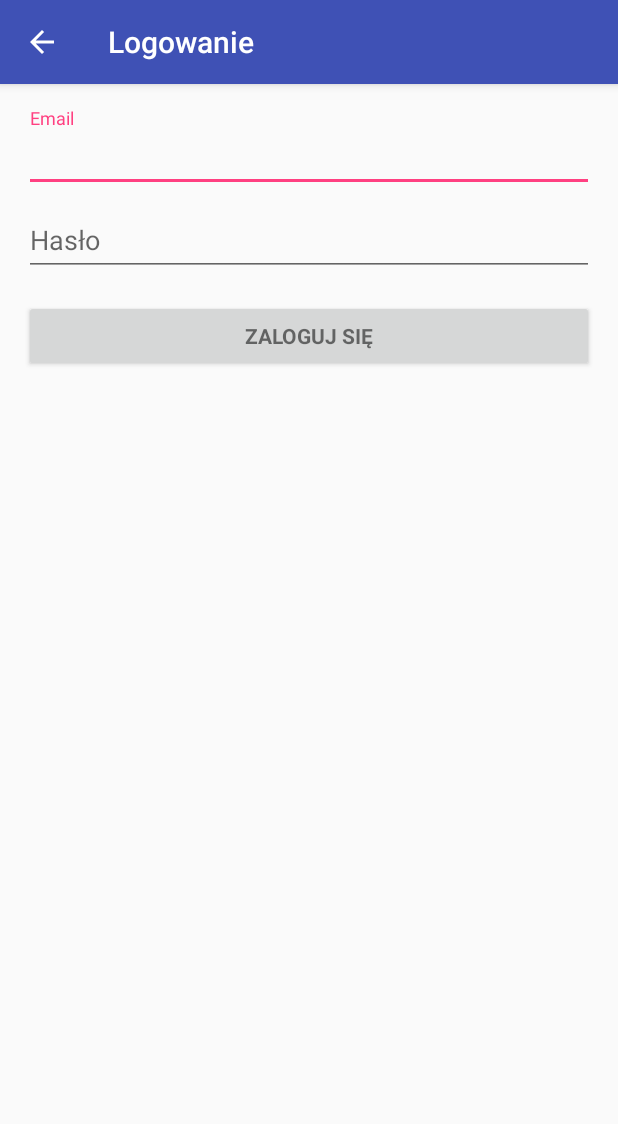
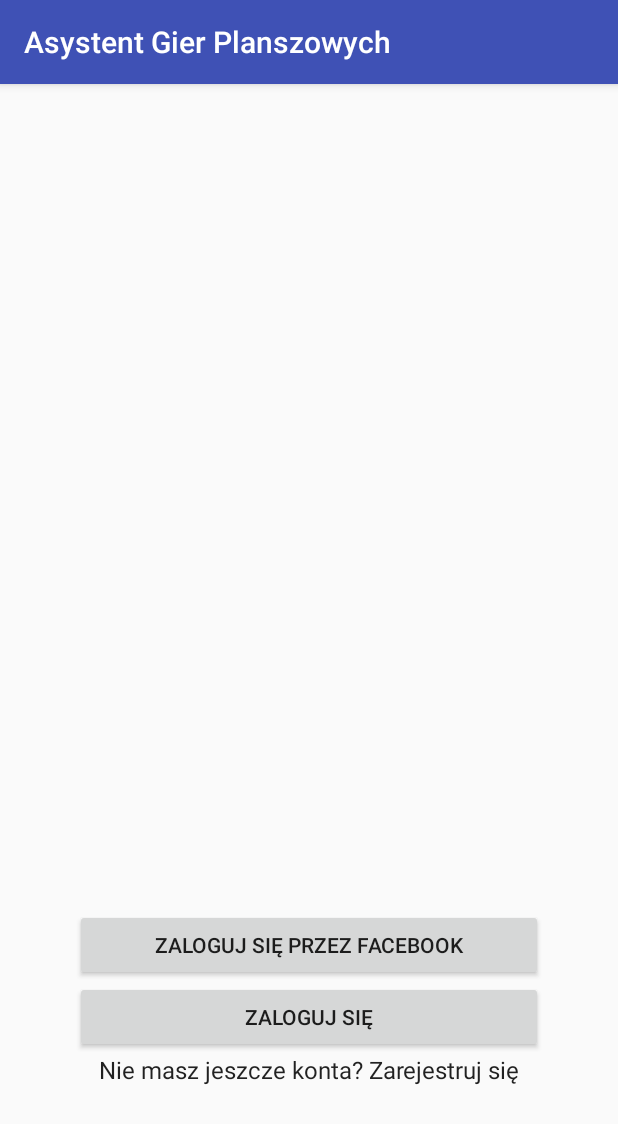
Before and after one commit to x2-17-Asystent-Gier-Planszowych/Asystent_Gier_Planszowych, an Android app: the screen it shows after launch (LogInActivity before the commit, StartActivity after it), on a phone screen of 412 x 824 dp. Shown: the top 1124 px of the screen. Run offline under Robolectric (Android 15) with nearby library versions, the phone set to English and light mode, and no system bars.

Commit message:
start activity

```diff
--- a/App/AsystentGierPlanszowych/app/src/main/java/pwcdma/asystentgierplanszowych/LogInActivity.java
+++ b/App/AsystentGierPlanszowych/app/src/main/java/pwcdma/asystentgierplanszowych/LogInActivity.java
@@ -3,6 +3,7 @@ package pwcdma.asystentgierplanszowych;
 import android.animation.Animator;
 import android.animation.AnimatorListenerAdapter;
 import android.annotation.TargetApi;
+import android.content.Intent;
 import android.content.pm.PackageManager;
 import android.support.annotation.NonNull;
 import android.support.design.widget.Snackbar;
@@ -38,6 +39,8 @@ import static android.Manifest.permission.READ_CONTACTS;
  * A login screen that offers login via email/password.
  */
 public class LogInActivity extends AppCompatActivity implements LoaderCallbacks<Cursor> {
+
+    static final int RESULT_CODE_SUCCESS = 1;
 
     /**
      * Id to identity READ_CONTACTS permission request.
@@ -344,6 +347,7 @@ public class LogInActivity extends AppCompatActivity implements LoaderCallbacks<
             showProgress(false);
 
             if (success) {
+                setResult(RESULT_CODE_SUCCESS);
                 finish();
             } else {
                 mPasswordView.setError(getString(R.string.error_incorrect_password));
--- a/App/AsystentGierPlanszowych/app/src/main/java/pwcdma/asystentgierplanszowych/MainActivity.java
+++ b/App/AsystentGierPlanszowych/app/src/main/java/pwcdma/asystentgierplanszowych/MainActivity.java
@@ -1,19 +1,13 @@
 package pwcdma.asystentgierplanszowych;
 
-import android.content.Intent;
 import android.support.v7.app.AppCompatActivity;
 import android.os.Bundle;
 
 public class MainActivity extends AppCompatActivity {
 
-    private boolean isLoggedIn = false;
-
     @Override
     protected void onCreate(Bundle savedInstanceState) {
         super.onCreate(savedInstanceState);
         setContentView(R.layout.activity_main);
-        if (!isLoggedIn){
-            startActivity(new Intent(this, LogInActivity.class));
-        }
     }
 }
--- /dev/null
+++ b/App/AsystentGierPlanszowych/app/src/main/java/pwcdma/asystentgierplanszowych/StartActivity.java
@@ -0,0 +1,54 @@
+package pwcdma.asystentgierplanszowych;
+
+import android.content.Intent;
+import android.support.v7.app.AppCompatActivity;
+import android.os.Bundle;
+import android.view.View;
+import android.widget.Button;
+import android.widget.TextView;
+
+public class StartActivity extends AppCompatActivity {
+
+    private static final int REQUEST_CODE_LOG_IN = 1;
+    private Button signInButton, signInFacebookButton;
+    private TextView signUpText;
+
+    @Override
+    protected void onCreate(Bundle savedInstanceState) {
+        super.onCreate(savedInstanceState);
+        setContentView(R.layout.activity_start);
+        signInButton = (Button) findViewById(R.id.sign_in_button);
+        signInFacebookButton = (Button) findViewById(R.id.sign_in_facebook_button);
+        setButtons();
+        signUpText = (TextView) findViewById(R.id.sign_up_text);
+        signUpText.setOnClickListener(new View.OnClickListener() {
+            @Override
+            public void onClick(View view) {
+                startActivity(new Intent(StartActivity.this, SignUpActivity.class));
+            }
+        });
+    }
+
+    @Override
+    protected void onActivityResult(int requestCode, int resultCode, Intent data) {
+        super.onActivityResult(requestCode, resultCode, data);
+        if (requestCode == REQUEST_CODE_LOG_IN && resultCode == LogInActivity.RESULT_CODE_SUCCESS){
+            startActivity(new Intent(this, MainActivity.class));
+            finish();
+        }
+    }
+
+    private void setButtons(){
+        signInButton.setOnClickListener(new View.OnClickListener() {
+            @Override
+            public void onClick(View view) {
+                startActivityForResult(new Intent(StartActivity.this, LogInActivity.class), REQUEST_CODE_LOG_IN);
+            }
+        });
+        signInFacebookButton.setOnClickListener(new View.OnClickListener() {
+            @Override
+            public void onClick(View view) {
+            }
+        });
+    }
+}
--- a/App/AsystentGierPlanszowych/app/src/main/res/layout/activity_log_in.xml
+++ b/App/AsystentGierPlanszowych/app/src/main/res/layout/activity_log_in.xml
@@ -40,8 +40,7 @@
                     android:layout_height="wrap_content"
                     android:hint="@string/prompt_email"
                     android:inputType="textEmailAddress"
-                    android:maxLines="1"
-                    android:singleLine="true" />
+                    android:maxLines="1" />
 
             </android.support.design.widget.TextInputLayout>
 
@@ -58,8 +57,7 @@
                     android:imeActionLabel="@string/action_sign_in_short"
                     android:imeOptions="actionUnspecified"
                     android:inputType="textPassword"
-                    android:maxLines="1"
-                    android:singleLine="true" />
+                    android:maxLines="1"/>
 
             </android.support.design.widget.TextInputLayout>
 
--- /dev/null
+++ b/App/AsystentGierPlanszowych/app/src/main/res/layout/activity_start.xml
@@ -0,0 +1,34 @@
+<?xml version="1.0" encoding="utf-8"?>
+<LinearLayout xmlns:android="http://schemas.android.com/apk/res/android"
+    xmlns:tools="http://schemas.android.com/tools"
+    android:layout_width="match_parent"
+    android:layout_height="wrap_content"
+    android:layout_gravity="bottom"
+    android:orientation="vertical"
+    android:paddingBottom="100dp"
+    android:paddingLeft="50dp"
+    android:paddingRight="50dp"
+    android:paddingTop="80dp"
+    tools:context="pwcdma.asystentgierplanszowych.StartActivity">
+
+    <Button
+        android:id="@+id/sign_in_facebook_button"
+        android:layout_width="match_parent"
+        android:layout_height="wrap_content"
+        android:text="@string/sign_in_facebook" />
+
+    <Button
+        android:id="@+id/sign_in_button"
+        android:layout_width="match_parent"
+        android:layout_height="wrap_content"
+        android:text="@string/action_sign_in" />
+
+    <TextView
+        android:id="@+id/sign_up_text"
+        android:layout_width="match_parent"
+        android:layout_height="wrap_content"
+        android:gravity="center_vertical|center_horizontal"
+        android:text="@string/sign_up"
+        android:textAppearance="@style/TextAppearance.AppCompat.Body1"
+        android:textSize="16sp" />
+</LinearLayout>
--- a/App/AsystentGierPlanszowych/app/src/main/res/values/strings.xml
+++ b/App/AsystentGierPlanszowych/app/src/main/res/values/strings.xml
@@ -1,6 +1,7 @@
 <resources>
     <string name="app_name">Asystent Gier Planszowych</string>
     <string name="title_activity_log_in">Logowanie</string>
+    <string name="title_activity_sign_up">Zarejestruj się</string>
 
     <!-- Strings related to login -->
     <string name="prompt_email">Email</string>
@@ -11,7 +12,8 @@
     <string name="error_invalid_password">Hasło jest za krótkie</string>
     <string name="error_incorrect_password">Nieprawidłowe hasło</string>
     <string name="error_field_required">Pole wymagane</string>
-    <string name="permission_rationale">"Contacts permissions are needed for providing email
-        completions."
-    </string>
+    <string name="permission_rationale">"Contacts permissions are needed for providing email completions."</string>
+
+    <string name="sign_in_facebook">Zaloguj się przez Facebook</string>
+    <string name="sign_up">Nie masz jeszcze konta? Zarejestruj się</string>
 </resources>
```
Also changed, not shown: App/AsystentGierPlanszowych/app/src/main/AndroidManifest.xml (+11 -4 lines), 1 other file.
